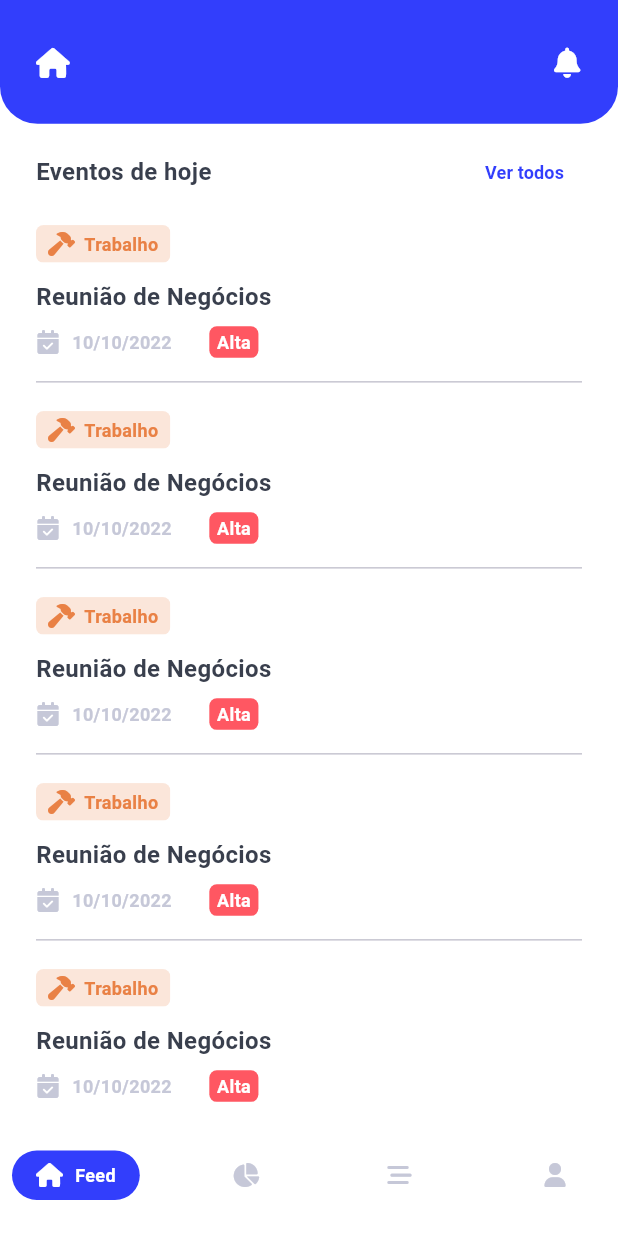
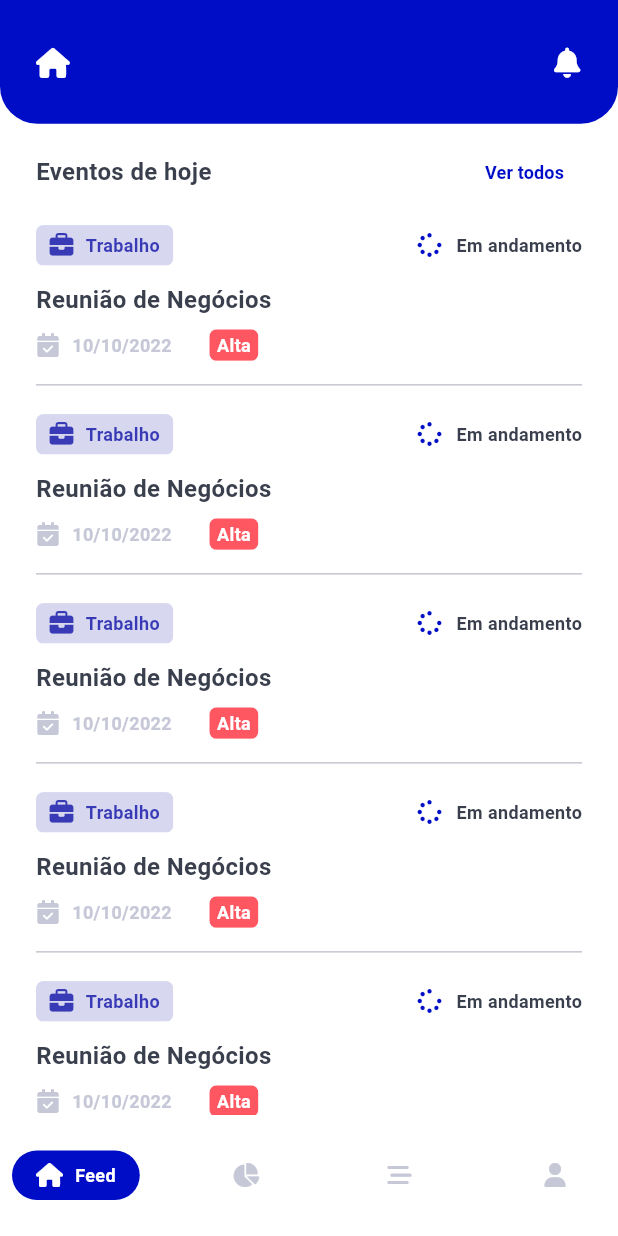
Before and after one commit to matheusadami/agevents, a Flutter app: the screen it shows after launch, on a phone screen of 412 x 824 dp. Run offline on Flutter 3.47's test engine with Material 2 defaults, Android fonts, the phone set to English and light mode, and no system bars; our stand-ins replace fl_chart, flutter_bloc, font_awesome_flutter, google_fonts; missing offline and left inert: calendar_appbar.

Commit message:
Continuing The Development

```diff
--- a/lib/app.widget.dart
+++ b/lib/app.widget.dart
@@ -1,3 +1,4 @@
+import 'package:agevents/app/views/events/create/event.create.view.dart';
 import 'package:agevents/app/views/home/home.view.dart';
 import 'package:agevents/core/theme/app.colors.dart';
 import 'package:agevents/dependency.injection.widget.dart';
@@ -31,6 +32,7 @@ class _AppWidgetState extends State<AppWidget> {
         initialRoute: '/home',
         routes: {
           '/home': (context) => const HomeView(),
+          '/createEvent': (context) => const EventCreateView(),
         },
       ),
     );
--- /dev/null
+++ b/lib/app/blocs/events/create/event.bloc.dart
@@ -0,0 +1,44 @@
+import 'package:agevents/app/blocs/events/create/event.event.dart';
+import 'package:agevents/app/blocs/events/create/event.state.dart';
+import 'package:agevents/app/models/event.model.dart';
+import 'package:flutter_bloc/flutter_bloc.dart';
+
+class EventBloc extends Bloc<EventEvent, EventState> {
+  EventBloc() : super(FormEventState(EventModel.empty())) {
+    on<ChangeNameEventEvent>(changeName);
+    on<ChangeDateEventEvent>(changeDate);
+    on<ChangeDescriptionEventEvent>(changeDescription);
+    on<ChangeTypeEventEvent>(changeType);
+    on<ChangePriorityEventEvent>(changePriority);
+  }
+
+  void changeName(ChangeNameEventEvent event, Emitter<EventState> emit) {
+    emit(FormEventState(state.eventModel.copyWith(name: event.name)));
+  }
+
+  void changeDate(ChangeDateEventEvent event, Emitter<EventState> emit) {
+    emit(FormEventState(state.eventModel.copyWith(date: event.date)));
+  }
+
+  void changeDescription(
+    ChangeDescriptionEventEvent event,
+    Emitter<EventState> emit,
+  ) {
+    emit(FormEventState(
+      state.eventModel.copyWith(description: event.description),
+    ));
+  }
+
+  void changeType(ChangeTypeEventEvent event, Emitter emit) {
+    emit(FormEventState(state.eventModel.copyWith(eventType: event.eventType)));
+  }
+
+  void changePriority(
+    ChangePriorityEventEvent event,
+    Emitter<EventState> emit,
+  ) {
+    emit(FormEventState(
+      state.eventModel.copyWith(eventPriority: event.eventPriority),
+    ));
+  }
+}
--- /dev/null
+++ b/lib/app/blocs/events/create/event.event.dart
@@ -0,0 +1,41 @@
+import 'package:agevents/app/models/event.model.dart';
+import 'package:agevents/core/enums/event.priority.dart';
+import 'package:agevents/core/enums/event.type.dart';
+
+abstract class EventEvent {}
+
+class ChangeNameEventEvent extends EventEvent {
+  final String name;
+
+  ChangeNameEventEvent(this.name);
+}
+
+class ChangeDateEventEvent extends EventEvent {
+  final String date;
+
+  ChangeDateEventEvent(this.date);
+}
+
+class ChangeDescriptionEventEvent extends EventEvent {
+  final String description;
+
+  ChangeDescriptionEventEvent(this.description);
+}
+
+class ChangeTypeEventEvent extends EventEvent {
+  final EventType eventType;
+
+  ChangeTypeEventEvent(this.eventType);
+}
+
+class ChangePriorityEventEvent extends EventEvent {
+  final EventPriority eventPriority;
+
+  ChangePriorityEventEvent(this.eventPriority);
+}
+
+class SubmitFormEventEvent extends EventEvent {
+  final EventModel eventModel;
+
+  SubmitFormEventEvent(this.eventModel);
+}
--- /dev/null
+++ b/lib/app/blocs/events/create/event.state.dart
@@ -0,0 +1,25 @@
+import 'package:agevents/app/models/event.model.dart';
+
+abstract class EventState {
+  final EventModel eventModel;
+
+  EventState(this.eventModel);
+}
+
+class FormEventState extends EventState {
+  FormEventState(super.eventModel);
+}
+
+class LoadingEventState extends EventState {
+  LoadingEventState(super.eventModel);
+}
+
+class SuccessEventState extends EventState {
+  SuccessEventState(super.eventModel);
+}
+
+class ExceptionEventState extends EventState {
+  final String message;
+
+  ExceptionEventState(super.eventModel, this.message);
+}
--- /dev/null
+++ b/lib/app/models/event.model.dart
@@ -0,0 +1,104 @@
+import 'dart:convert';
+
+import 'package:agevents/core/enums/event.priority.dart';
+import 'package:agevents/core/enums/event.type.dart';
+
+class EventModel {
+  final String uuid;
+  final String name;
+  final String date;
+  final String description;
+  final EventType? eventType;
+  final EventPriority? eventPriority;
+
+  EventModel({
+    this.uuid = '',
+    required this.name,
+    required this.date,
+    required this.description,
+    this.eventType,
+    this.eventPriority,
+  });
+
+  EventModel copyWith({
+    String? uuid,
+    String? name,
+    String? date,
+    String? description,
+    EventType? eventType,
+    EventPriority? eventPriority,
+  }) {
+    return EventModel(
+      uuid: uuid ?? this.uuid,
+      name: name ?? this.name,
+      date: date ?? this.date,
+      description: description ?? this.description,
+      eventType: eventType ?? this.eventType,
+      eventPriority: eventPriority ?? this.eventPriority,
+    );
+  }
+
+  Map<String, dynamic> toMap() {
+    return {
+      'uuid': uuid,
+      'name': name,
+      'date': date,
+      'description': description,
+      'eventType': eventType?.index,
+      'eventPriority': eventPriority?.index,
+    };
+  }
+
+  factory EventModel.empty() {
+    return EventModel(
+      uuid: '',
+      name: '',
+      date: '',
+      description: '',
+    );
+  }
+
+  factory EventModel.fromMap(Map<String, dynamic> map) {
+    return EventModel(
+      uuid: map['uuid'] ?? '',
+      name: map['name'] ?? '',
+      date: map['date'] ?? '',
+      description: map['description'] ?? '',
+      eventType: EventType.values.elementAt(map['eventType'] ?? 0),
+      eventPriority: EventPriority.values.elementAt(map['eventPriority'] ?? 0),
+    );
+  }
+
+  String toJson() => json.encode(toMap());
+
+  factory EventModel.fromJson(String source) =>
+      EventModel.fromMap(json.decode(source));
+
+  @override
+  String toString() {
+    return 'EventModel(uuid: $uuid, name: $name, date: $date, description: $description, eventType: $eventType, eventPriority: $eventPriority)';
+  }
+
+  @override
+  bool operator ==(Object other) {
+    if (identical(this, other)) return true;
+
+    return other is EventModel &&
+        other.uuid == uuid &&
+        other.name == name &&
+        other.date == date &&
+        other.description == description &&
+        other.eventType == eventType &&
+        other.eventPriority == eventPriority;
+  }
+
+  @override
+  int get hashCode {
+    return uuid.hashCode ^
+        name.hashCode ^
+        date.hashCode ^
+        description.hashCode ^
+        eventType.hashCode ^
+        eventPriority.hashCode;
+  }
+}
--- /dev/null
+++ b/lib/core/components/clip.event.type.dart
@@ -0,0 +1,63 @@
+import 'package:agevents/core/enums/event.type.dart';
+import 'package:agevents/core/theme/app.colors.dart';
+import 'package:agevents/core/theme/app.textstyles.dart';
+import 'package:flutter/material.dart';
+import 'package:font_awesome_flutter/font_awesome_flutter.dart';
+
+class ClipEventType extends StatelessWidget {
+  final bool isSelected;
+  final EventType eventType;
+  final void Function(EventType eventType, BuildContext context)? onTap;
+
+  const ClipEventType({
+    Key? key,
+    this.onTap,
+    required this.eventType,
+    this.isSelected = false,
+  }) : super(key: key);
+
+  @override
+  Widget build(BuildContext context) {
+    return GestureDetector(
+      onTap: () {
+        return onTap != null ? onTap!(eventType, context) : null;
+      },
+      child: ClipRRect(
+        borderRadius: const BorderRadius.all(Radius.circular(5)),
+        child: Container(
+          decoration: BoxDecoration(
+            color: isSelected
+                ? AppColors.green.withOpacity(0.2)
+                : eventType.color.withOpacity(0.2),
+            border: isSelected
+                ? Border.all(color: AppColors.green.withRed(20))
+                : Border.all(style: BorderStyle.none),
+          ),
+          child: Padding(
+            padding: const EdgeInsets.symmetric(horizontal: 8, vertical: 4),
+            child: Row(
+              mainAxisAlignment: MainAxisAlignment.spaceEvenly,
+              mainAxisSize: MainAxisSize.min,
+              children: [
+                Icon(
+                  isSelected
+                      ? FontAwesomeIcons.solidCircleCheck
+                      : eventType.icon,
+                  size: 16,
+                  color: isSelected ? AppColors.green : eventType.color,
+                ),
+                const SizedBox(width: 8),
+                Text(
+                  eventType.label,
+                  style: AppTextStyles.makeVerySmallSemiBoldByColor(
+                    isSelected ? AppColors.green : eventType.color,
+                  ),
+                ),
+              ],
+            ),
+          ),
+        ),
+      ),
+    );
+  }
+}
--- a/lib/core/components/event.list.item.dart
+++ b/lib/core/components/event.list.item.dart
@@ -1,3 +1,7 @@
+import 'package:agevents/core/components/clip.event.type.dart';
+import 'package:agevents/core/components/event.priority.dart';
+import 'package:agevents/core/enums/event.priority.dart';
+import 'package:agevents/core/enums/event.type.dart';
 import 'package:agevents/core/theme/app.colors.dart';
 import 'package:agevents/core/theme/app.textstyles.dart';
 import 'package:flutter/material.dart';
@@ -60,43 +64,7 @@ class EventSubtitleInfo extends StatelessWidget {
           ],
         ),
         const SizedBox(width: 25),
-        /*
-        const Padding(
-          padding: EdgeInsets.only(
-            left: 24,
-            right: 16,
-          ),
-          child: Icon(
-            FontAwesomeIcons.userGroup,
-            size: 16,
-            color: AppColors.gray,
-          ),
-        ),
-        */
-        Container(
-          decoration: BoxDecoration(
-            color: AppColors.red,
-            borderRadius: BorderRadius.circular(5),
-          ),
-          child: Padding(
-            padding: const EdgeInsets.symmetric(
-              horizontal: 5,
-              vertical: 2,
-            ),
-            child: Center(
-              child: Text(
-                'Alta',
-                style: AppTextStyles.verySmallWhiteSemiBold,
-              ),
-            ),
-          ),
-        ),
-        /*
-        Text(
-          '7 pessoas',
-          style: AppTextStyles.verySmallGraySemiBold,
-        ),
-        */
+        const ClipEventPriority(eventPriority: EventPriority.high),
       ],
     );
   }
@@ -115,35 +83,29 @@ class EventTypeInfo extends StatelessWidget {
     return Row(
       mainAxisAlignment: MainAxisAlignment.spaceBetween,
       children: [
-        ClipRRect(
-          borderRadius: const BorderRadius.all(Radius.circular(5)),
-          child: Container(
-            color: Theme.of(context).colorScheme.tertiary.withOpacity(0.2),
-            child: Padding(
-              padding: const EdgeInsets.symmetric(horizontal: 8, vertical: 4),
-              child: Row(
-                mainAxisAlignment: MainAxisAlignment.spaceEvenly,
-                mainAxisSize: MainAxisSize.min,
+        const ClipEventType(
+          eventType: EventType.workEvent,
+        ),
+        Row(
           children: [
             Icon(
-                    FontAwesomeIcons.hammer,
+              FontAwesomeIcons.spinner,
               size: 16,
-                    color: Theme.of(context).colorScheme.tertiary,
+              color: Theme.of(context).colorScheme.primary,
             ),
-                  const SizedBox(width: 8),
+            const SizedBox(width: 10),
             Text(
-                    'Trabalho',
-                    style: AppTextStyles.verySmallTertiarySemiBold,
+              'Em andamento',
+              style: AppTextStyles.verySmallDarkSemiBold,
             ),
           ],
         ),
-            ),
-          ),
-        ),
+        /*
         Visibility(
           visible: isShowFavorite,
           child: const FavoriteIconButton(),
         ),
+        */
       ],
     );
   }
--- /dev/null
+++ b/lib/core/components/event.priority.dart
@@ -0,0 +1,36 @@
+import 'package:agevents/core/enums/event.priority.dart';
+import 'package:agevents/core/theme/app.textstyles.dart';
+import 'package:flutter/material.dart';
+
+class ClipEventPriority extends StatelessWidget {
+  final EventPriority eventPriority;
+
+  const ClipEventPriority({
+    Key? key,
+    required this.eventPriority,
+  }) : super(key: key);
+
+  @override
+  Widget build(BuildContext context) {
+    return ClipRRect(
+      borderRadius: const BorderRadius.all(Radius.circular(5)),
+      child: Container(
+        color: eventPriority.color,
+        child: Padding(
+          padding: const EdgeInsets.symmetric(
+            horizontal: 5,
+            vertical: 2,
+          ),
+          child: Center(
+            child: Text(
+              eventPriority.label,
+              style: AppTextStyles.makeVerySmallSemiBoldByColor(
+                eventPriority.colorLabel,
+              ),
+            ),
+          ),
+        ),
+      ),
+    );
+  }
+}
--- /dev/null
+++ b/lib/core/enums/event.priority.dart
@@ -0,0 +1,14 @@
+import 'package:agevents/core/theme/app.colors.dart';
+import 'package:flutter/cupertino.dart';
+
+enum EventPriority {
+  high('Alta', AppColors.white, AppColors.red),
+  medium('Médio', AppColors.white, AppColors.dark),
+  low('Baixa', AppColors.white, AppColors.secondary);
+
+  final String label;
+  final Color color;
+  final Color colorLabel;
+
+  const EventPriority(this.label, this.colorLabel, this.color);
+}
--- a/lib/core/enums/event.type.dart
+++ b/lib/core/enums/event.type.dart
@@ -3,9 +3,9 @@ import 'package:flutter/material.dart';
 import 'package:font_awesome_flutter/font_awesome_flutter.dart';
 
 enum EventType {
-  personalEvent('Pessoal', AppColors.primary, FontAwesomeIcons.solidUser),
-  studyEvent('Estudos', AppColors.secondary, FontAwesomeIcons.book),
-  workEvent('Trabalho', AppColors.tertiary, FontAwesomeIcons.briefcase);
+  personalEvent('Pessoal', AppColors.yellow, FontAwesomeIcons.solidUser),
+  studyEvent('Estudos', AppColors.blue, FontAwesomeIcons.book),
+  workEvent('Trabalho', AppColors.darkBlue, FontAwesomeIcons.briefcase);
 
   final Color color;
   final String label;
--- a/lib/core/theme/app.colors.dart
+++ b/lib/core/theme/app.colors.dart
@@ -4,9 +4,13 @@ class AppColors {
   static const red = Color(0xFFFF5762);
   static const gray = Color(0xFFC6C8D8);
   static const dark = Color(0xFF393F4D);
+  static const blue = Color(0xFF62B6D4);
+  static const green = Color(0xFF1ED47E);
   static const white = Color(0xFFFFFFFF);
-  static const primary = Color(0xFF323EFC);
-  static const tertiary = Color(0xFFE98145);
+  static const yellow = Color(0xFFFFCE2D);
+  static const primary = Color(0xFF000DC7);
+  static const darkBlue = Color(0xFF383BB5);
+  static const tertiary = Color(0xFFff9f1a);
   static const secondary = Color(0xFF09CB91);
   static const background = Color(0xFFFFFFFF);
 }
--- a/lib/core/theme/app.textstyles.dart
+++ b/lib/core/theme/app.textstyles.dart
@@ -68,4 +68,12 @@ class AppTextStyles {
     fontSize: 12,
     fontWeight: FontWeight.w700,
   );
+
+  static TextStyle makeVerySmallSemiBoldByColor(Color color) {
+    return GoogleFonts.lexendDeca(
+      color: color,
+      fontSize: 12,
+      fontWeight: FontWeight.w600,
+    );
+  }
 }
--- a/lib/dependency.injection.widget.dart
+++ b/lib/dependency.injection.widget.dart
@@ -1,4 +1,5 @@
 import 'package:agevents/app/blocs/board/board.bloc.dart';
+import 'package:agevents/app/blocs/events/create/event.bloc.dart';
 import 'package:agevents/app/blocs/graphic/graphic.bloc.dart';
 import 'package:agevents/core/providers/navigation.bar.dart';
 import 'package:flutter/material.dart';
@@ -25,8 +26,11 @@ class DependencyInjectionWidget extends StatelessWidget {
           BlocProvider<BoardBloc>(
             create: (context) => BoardBloc(),
           ),
-          BlocProvider(
+          BlocProvider<GraphicBloc>(
             create: (context) => GraphicBloc(),
+          ),
+          BlocProvider<EventBloc>(
+            create: (context) => EventBloc(),
           ),
         ],
         child: child,
```
Also changed, not shown: lib/app/views/board/board.view.dart (+0 -75 lines), lib/app/views/board/components/graphic.widget.dart (+6 -2 lines), lib/app/views/events/create/event.create.view.dart (added, +177 -0 lines), lib/app/views/events/event.info.view.dart (deleted, +0 -10 lines), lib/app/views/events/my.events.list.view.dart (+5 -3 lines), lib/core/components/text.form.input.dart (+19 -7 lines), lib/core/helpers/date.helper.dart (added, +15 -0 lines). Lines whose indentation alone changed are shown as unchanged.
